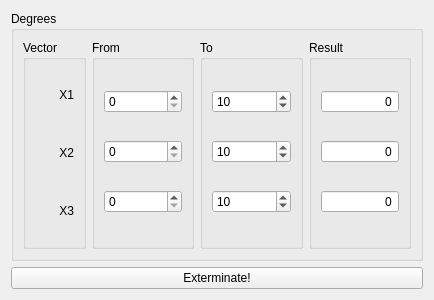
This is lab_3/bruteforce_window.ui in fatvlady/sys-an-labs as Qt 5 draws it before an edit. The edited form follows.
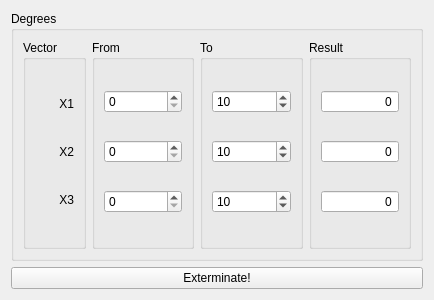
This is the edited form.

The edit to the form file:
```diff
--- a/lab_3/bruteforce_window.ui
+++ b/lab_3/bruteforce_window.ui
@@ -34,6 +34,12 @@
         <layout class="QVBoxLayout" name="verticalLayout_2">
          <item>
           <widget class="QLabel" name="label">
+           <property name="sizePolicy">
+            <sizepolicy hsizetype="Preferred" vsizetype="Maximum">
+             <horstretch>0</horstretch>
+             <verstretch>0</verstretch>
+            </sizepolicy>
+           </property>
            <property name="text">
             <string>X1</string>
            </property>
@@ -44,6 +50,12 @@
          </item>
          <item>
           <widget class="QLabel" name="label_2">
+           <property name="sizePolicy">
+            <sizepolicy hsizetype="Preferred" vsizetype="Maximum">
+             <horstretch>0</horstretch>
+             <verstretch>0</verstretch>
+            </sizepolicy>
+           </property>
            <property name="text">
             <string>X2</string>
            </property>
@@ -54,6 +66,12 @@
          </item>
          <item>
           <widget class="QLabel" name="label_3">
+           <property name="sizePolicy">
+            <sizepolicy hsizetype="Preferred" vsizetype="Maximum">
+             <horstretch>0</horstretch>
+             <verstretch>0</verstretch>
+            </sizepolicy>
+           </property>
            <property name="text">
             <string>X3</string>
            </property>
```
